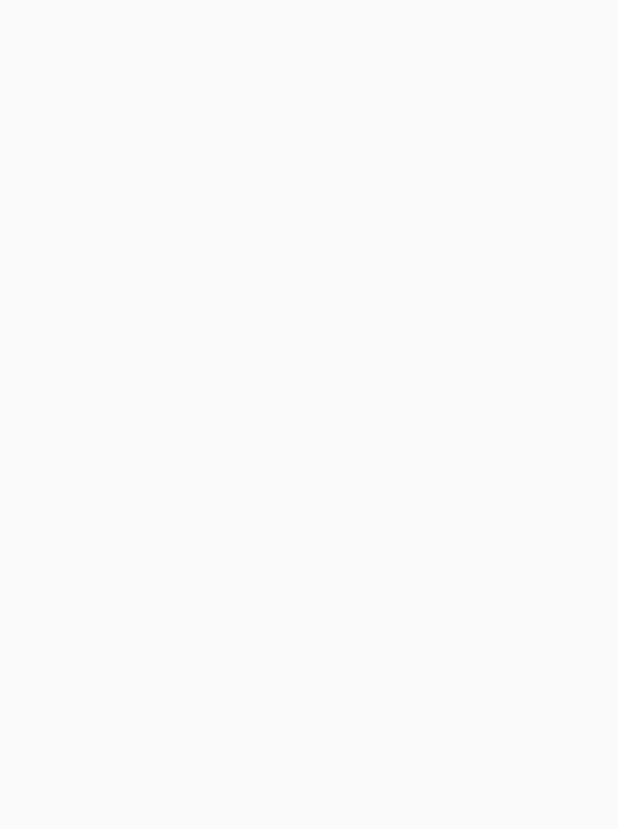
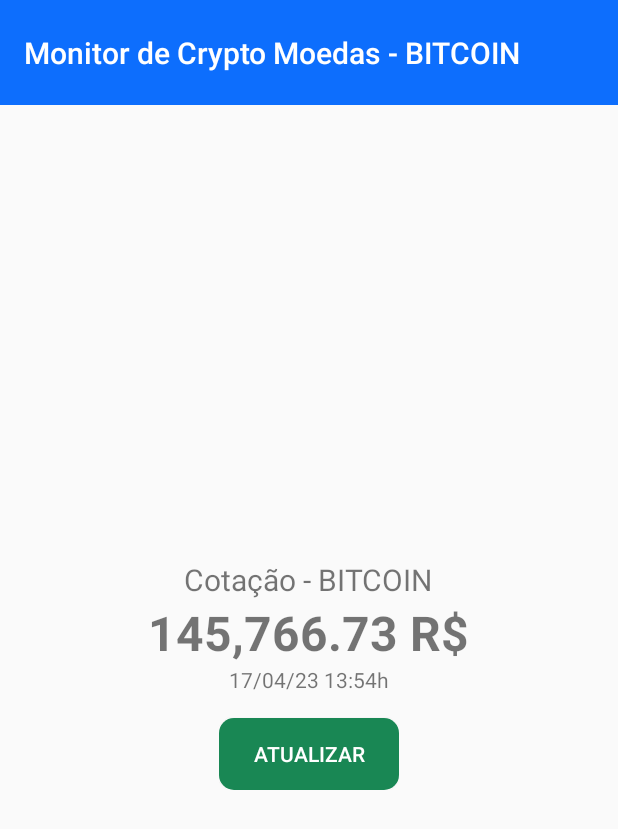
Before and after one commit to VillelaR/android_crypto_monitor, an Android app built with Jetpack Compose: the screen it shows after launch (MainActivity), on a phone screen of 412 x 824 dp. Before the commit the part shown is empty. Shown: the top 829 px of the screen. Run offline under Robolectric (Android 15) with nearby library versions, the phone set to English and light mode, and no system bars.

Commit message:
activity-main

```diff
--- a/app/build.gradle.kts
+++ b/app/build.gradle.kts
@@ -65,4 +65,7 @@ dependencies {
     debugImplementation(libs.androidx.ui.test.manifest)
 
     implementation("androidx.appcompat:appcompat:1.7.0")
+    implementation("com.squareup.retrofit2:retrofit:2.9.0")
+    implementation("com.squareup.retrofit2:converter-gson:2.9.0")
+    implementation("androidx.activity:activity-ktx:1.7.0")
 }
--- a/app/src/main/AndroidManifest.xml
+++ b/app/src/main/AndroidManifest.xml
@@ -1,6 +1,8 @@
 <?xml version="1.0" encoding="utf-8"?>
 <manifest xmlns:android="http://schemas.android.com/apk/res/android"
     xmlns:tools="http://schemas.android.com/tools">
+
+    <uses-permission android:name="android.permission.INTERNET" />
 
     <application
         android:allowBackup="true"
--- a/app/src/main/java/villelar/com/github/android_crypto_monitor/MainActivity.kt
+++ b/app/src/main/java/villelar/com/github/android_crypto_monitor/MainActivity.kt
@@ -1,19 +1,23 @@
 package villelar.com.github.android_crypto_monitor
 
 import android.os.Bundle
-import androidx.activity.ComponentActivity
-import androidx.activity.compose.setContent
-import androidx.compose.foundation.layout.fillMaxSize
-import androidx.compose.material3.MaterialTheme
-import androidx.compose.material3.Surface
-import androidx.compose.material3.Text
-import androidx.compose.runtime.Composable
-import androidx.compose.ui.Modifier
-import androidx.compose.ui.tooling.preview.Preview
-import villelar.com.github.android_crypto_monitor.ui.theme.Android_crypto_monitorTheme
+import androidx.appcompat.app.AppCompatActivity
+import androidx.appcompat.widget.Toolbar
 
-class MainActivity : ComponentActivity() {
+class MainActivity : AppCompatActivity() {
     override fun onCreate(savedInstanceState: Bundle?) {
         super.onCreate(savedInstanceState)
+        setContentView(R.layout.activity_main)
+
+        // Configurando a toolbar
+        val toolbarMain: Toolbar = findViewById(R.id.toolbar_main)
+        configureToolbar(toolbarMain)
+    }
+
+    private fun configureToolbar(toolbar: Toolbar) {
+        setSupportActionBar(toolbar)
+        toolbar.setTitleTextColor(getColor(R.color.white))
+        supportActionBar?.setTitle(getText(R.string.app_title))
+        supportActionBar?.setBackgroundDrawable(getDrawable(R.color.primary))
     }
 }
--- /dev/null
+++ b/app/src/main/res/layout/activity_main.xml
@@ -0,0 +1,20 @@
+<!-- res/layout/activity_main.xml -->
+<LinearLayout xmlns:android="http://schemas.android.com/apk/res/android"
+    android:layout_width="match_parent"
+    android:layout_height="match_parent"
+    android:orientation="vertical">
+
+    <include
+        android:id="@+id/component_toolbar"
+        layout="@layout/component_toolbar_main"
+        android:layout_width="match_parent"
+        android:layout_height="75dp"
+        android:layout_weight="0" />
+
+    <include
+        android:id="@+id/component_quote_information"
+        layout="@layout/component_quote_information"
+        android:layout_width="match_parent"
+        android:layout_height="0dp"
+        android:layout_weight="1" />
+</LinearLayout>
--- a/app/src/main/res/layout/component_button_refresh.xml
+++ b/app/src/main/res/layout/component_button_refresh.xml
@@ -1,33 +1,15 @@
+<?xml version="1.0" encoding="utf-8"?>
 <LinearLayout xmlns:android="http://schemas.android.com/apk/res/android"
     android:layout_width="match_parent"
     android:layout_height="match_parent"
-    android:layout_gravity="center"
-    android:gravity="center"
     android:orientation="vertical">
 
-    <TextView
-        android:id="@+id/lbl_rate"
-        android:layout_width="wrap_content"
+    <Button
+        android:id="@+id/btn_refresh"
+        android:layout_width="120dp"
         android:layout_height="wrap_content"
-        android:text="@string/label_rate"
-        android:textSize="20sp" />
-
-    <TextView
-        android:id="@+id/lbl_value"
-        android:layout_width="wrap_content"
-        android:layout_height="wrap_content"
-        android:text="@string/label_value"
-        android:textSize="32sp"
-        android:textStyle="bold" />
-
-    <TextView
-        android:id="@+id/lbl_date"
-        android:layout_width="wrap_content"
-        android:layout_height="wrap_content"
-        android:text="@string/label_date" />
-
-    <include
-        layout="@layout/component_button_refresh"
-        android:layout_width="wrap_content"
-        android:layout_height="wrap_content" />
+        android:layout_marginTop="16dp"
+        android:background="@drawable/shape_button_refresh"
+        android:text="@string/label_refresh"
+        android:textColor="@color/white" />
 </LinearLayout>
--- /dev/null
+++ b/app/src/main/res/layout/component_quote_information.xml
@@ -0,0 +1,34 @@
+<!-- res/layout/text_layout.xml -->
+<LinearLayout xmlns:android="http://schemas.android.com/apk/res/android"
+    android:layout_width="match_parent"
+    android:layout_height="match_parent"
+    android:layout_gravity="center"
+    android:gravity="center"
+    android:orientation="vertical">
+
+    <TextView
+        android:id="@+id/lbl_rate"
+        android:layout_width="wrap_content"
+        android:layout_height="wrap_content"
+        android:text="@string/label_rate"
+        android:textSize="20sp" />
+
+    <TextView
+        android:id="@+id/lbl_value"
+        android:layout_width="wrap_content"
+        android:layout_height="wrap_content"
+        android:text="@string/label_value"
+        android:textSize="32sp"
+        android:textStyle="bold" />
+
+    <TextView
+        android:id="@+id/lbl_date"
+        android:layout_width="wrap_content"
+        android:layout_height="wrap_content"
+        android:text="@string/label_date" />
+
+    <include
+        layout="@layout/component_button_refresh"
+        android:layout_width="wrap_content"
+        android:layout_height="wrap_content" />
+</LinearLayout>
--- /dev/null
+++ b/app/src/main/res/layout/component_toolbar_main.xml
@@ -0,0 +1,15 @@
+<?xml version="1.0" encoding="utf-8"?>
+<LinearLayout xmlns:android="http://schemas.android.com/apk/res/android"
+    xmlns:app="http://schemas.android.com/apk/res-auto"
+    android:layout_width="match_parent"
+    android:layout_height="match_parent"
+    android:orientation="vertical">
+
+    <androidx.appcompat.widget.Toolbar
+        android:id="@+id/toolbar_main"
+        android:layout_width="match_parent"
+        android:layout_height="70dp"
+        android:background="@color/primary"
+        android:theme="@style/ThemeOverlay.AppCompat.ActionBar"
+        app:popupTheme="@style/ThemeOverlay.AppCompat.Light" />
+</LinearLayout>
```
